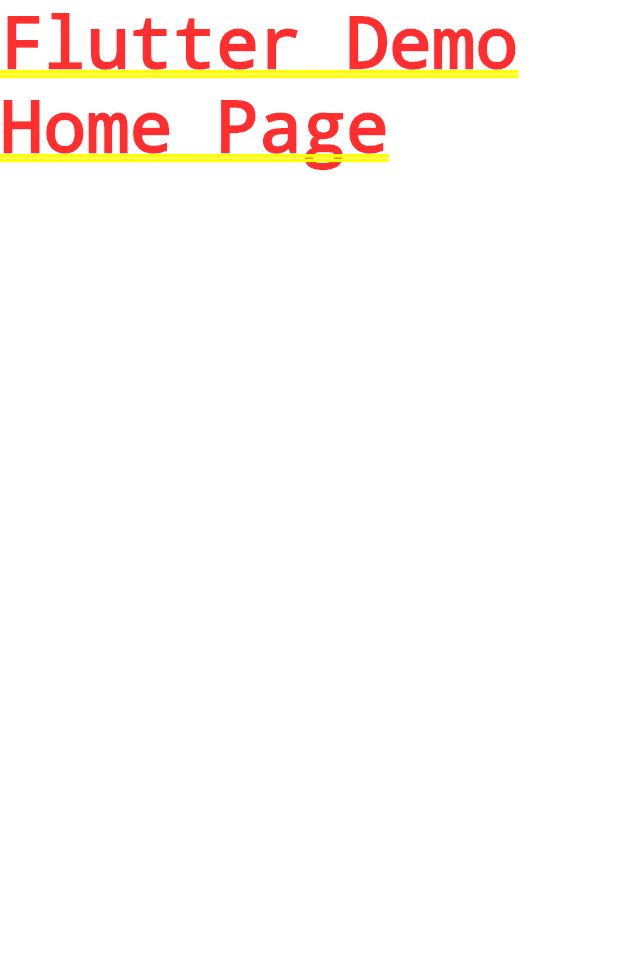
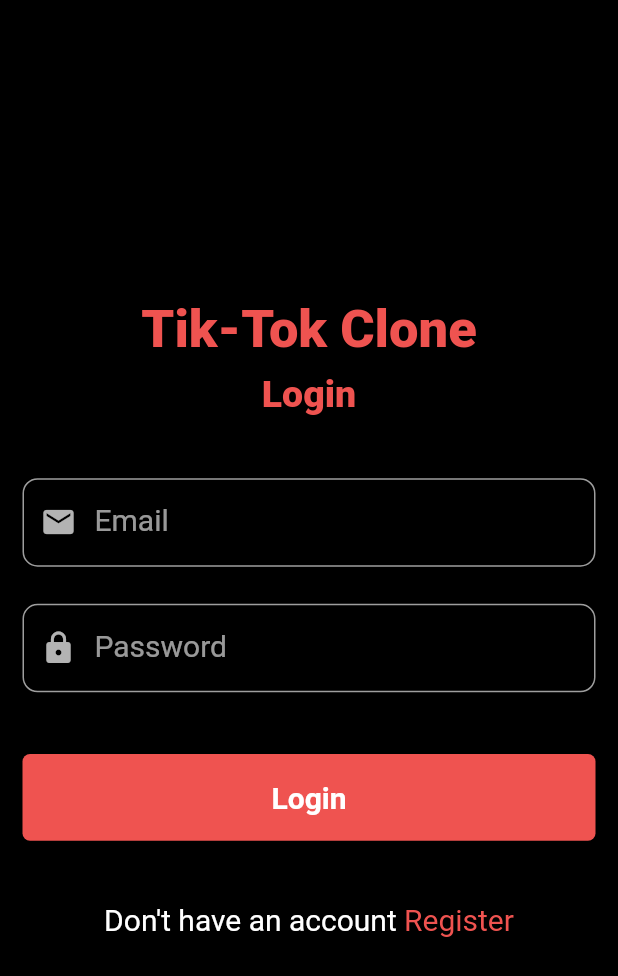
Before and after one commit to sks1992/TikTok-Flutter, a Flutter app: the screen it shows after launch, on a phone screen of 412 x 824 dp. Shown: the top 976 px of the screen. Run offline on Flutter 3.47's test engine with Material 2 defaults, Android fonts, the phone set to English and light mode, and no system bars.

Commit message:
working on ui of login screen

```diff
--- a/lib/main.dart
+++ b/lib/main.dart
@@ -1,4 +1,6 @@
 import 'package:flutter/material.dart';
+import 'package:tiktok_clone/constants.dart';
+import 'package:tiktok_clone/views/screens/auth/login_screen.dart';
 
 void main() {
   runApp(const MyApp());
@@ -12,10 +14,9 @@ class MyApp extends StatelessWidget {
     return MaterialApp(
       title: 'TikTok App',
       debugShowCheckedModeBanner: false,
-      theme: ThemeData(
-        primarySwatch: Colors.blue,
-      ),
-      home: const Text('Flutter Demo Home Page'),
+      theme:
+          ThemeData.dark().copyWith(scaffoldBackgroundColor: backgroundColor),
+      home:  LoginScreen(),
     );
   }
 }
--- /dev/null
+++ b/lib/views/screens/auth/login_screen.dart
@@ -0,0 +1,115 @@
+import 'package:flutter/material.dart';
+import 'package:tiktok_clone/constants.dart';
+
+import '../../widgets/custom_text_input_field.dart';
+
+class LoginScreen extends StatelessWidget {
+  LoginScreen({Key? key}) : super(key: key);
+
+  final TextEditingController _emailController = TextEditingController();
+  final TextEditingController _passwordController = TextEditingController();
+
+  @override
+  Widget build(BuildContext context) {
+    return Scaffold(
+      body: SafeArea(
+        child: Container(
+          alignment: Alignment.center,
+          padding: const EdgeInsets.symmetric(horizontal: 15),
+          child: SingleChildScrollView(
+            child: Column(
+              mainAxisAlignment: MainAxisAlignment.center,
+              children: [
+                Text(
+                  "Tik-Tok Clone",
+                  style: TextStyle(
+                    fontSize: 35,
+                    color: buttonColor,
+                    fontWeight: FontWeight.w900,
+                  ),
+                ),
+                SizedBox(
+                  height: MediaQuery.of(context).size.height * 0.01,
+                ),
+                Text(
+                  "Login",
+                  style: TextStyle(
+                    fontSize: 25,
+                    color: buttonColor,
+                    fontWeight: FontWeight.w900,
+                  ),
+                ),
+                SizedBox(
+                  height: MediaQuery.of(context).size.height * 0.05,
+                ),
+                SizedBox(
+                  width: MediaQuery.of(context).size.width,
+                  child: CustomTextInputField(
+                    controller: _emailController,
+                    icon: Icons.email,
+                    isObscure: false,
+                    labelText: "Email",
+                  ),
+                ),
+                SizedBox(
+                  height: MediaQuery.of(context).size.height * 0.03,
+                ),
+                SizedBox(
+                  width: MediaQuery.of(context).size.width,
+                  child: CustomTextInputField(
+                    controller: _passwordController,
+                    icon: Icons.lock,
+                    isObscure: true,
+                    labelText: "Password",
+                  ),
+                ),
+                SizedBox(
+                  height: MediaQuery.of(context).size.height * 0.05,
+                ),
+                Container(
+                  width: MediaQuery.of(context).size.width - 30,
+                  height: MediaQuery.of(context).size.height * 0.07,
+                  decoration: BoxDecoration(
+                    color: buttonColor,
+                    borderRadius: BorderRadius.circular(5),
+                  ),
+                  child: InkWell(
+                    onTap: () {},
+                    child: const Center(
+                      child: Text(
+                        "Login",
+                        style:
+                            TextStyle(fontSize: 20, fontWeight: FontWeight.bold),
+                      ),
+                    ),
+                  ),
+                ),
+                SizedBox(
+                  height: MediaQuery.of(context).size.height * 0.05,
+                ),
+                Row(
+                  mainAxisAlignment: MainAxisAlignment.center,
+                  children: [
+                    const Text(
+                      "Don't have an account ",
+                      style: TextStyle(
+                        fontSize: 20,
+                      ),
+                    ),
+                    InkWell(
+                      onTap: () {},
+                      child: Text(
+                        "Register",
+                        style: TextStyle(fontSize: 20, color: buttonColor),
+                      ),
+                    ),
+                  ],
+                )
+              ],
+            ),
+          ),
+        ),
+      ),
+    );
+  }
+}
--- /dev/null
+++ b/lib/views/widgets/custom_text_input_field.dart
@@ -0,0 +1,37 @@
+import 'package:flutter/material.dart';
+import 'package:tiktok_clone/constants.dart';
+
+class CustomTextInputField extends StatelessWidget {
+  const CustomTextInputField(
+      {Key? key,
+      required this.controller,
+      required this.labelText,
+      required this.icon,
+      required this.isObscure})
+      : super(key: key);
+  final TextEditingController controller;
+  final String labelText;
+  final IconData icon;
+  final bool isObscure;
+
+  @override
+  Widget build(BuildContext context) {
+    return TextField(
+      controller: controller,
+      decoration: InputDecoration(
+        labelText: labelText,
+        prefixIcon: Icon(icon),
+        labelStyle: const TextStyle(fontSize: 20),
+        enabledBorder: OutlineInputBorder(
+          borderRadius: BorderRadius.circular(10),
+          borderSide: const BorderSide(color: borderColor),
+        ),
+        focusedBorder: OutlineInputBorder(
+          borderRadius: BorderRadius.circular(10),
+          borderSide: const BorderSide(color: borderColor),
+        ),
+      ),
+      obscureText: isObscure,
+    );
+  }
+}
```
